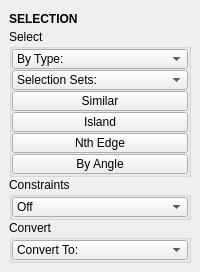
m3trik/tentacle, file tentacle/ui/selection.ui: the form before one commit.
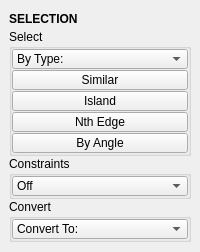
The form after the commit. Custom widgets are drawn as their Qt base class.

Patch:
```diff
--- a/tentacle/ui/selection.ui
+++ b/tentacle/ui/selection.ui
@@ -10,7 +10,7 @@
     <x>0</x>
     <y>0</y>
     <width>200</width>
-    <height>271</height>
+    <height>252</height>
    </rect>
   </property>
   <property name="tabShape">
@@ -111,39 +111,6 @@
            </item>
           </widget>
          </item>
-         <item>
-          <widget class="ComboBox" name="cmb001">
-           <property name="minimumSize">
-            <size>
-             <width>0</width>
-             <height>20</height>
-            </size>
-           </property>
-           <property name="maximumSize">
-            <size>
-             <width>16777215</width>
-             <height>20</height>
-            </size>
-           </property>
-           <property name="toolTip">
-            <string>Select by selection set.</string>
-           </property>
-           <property name="editable">
-            <bool>false</bool>
-           </property>
-           <property name="maxVisibleItems">
-            <number>30</number>
-           </property>
-           <property name="sizeAdjustPolicy">
-            <enum>QComboBox::AdjustToContents</enum>
-           </property>
-           <item>
-            <property name="text">
-             <string>Selection Sets:</string>
-            </property>
-           </item>
-          </widget>
-         </item>
          <item>
           <widget class="PushButton" name="tb001">
            <property name="enabled">
```
Left out of the diff: 1 changed line with no effect on the pictures.
